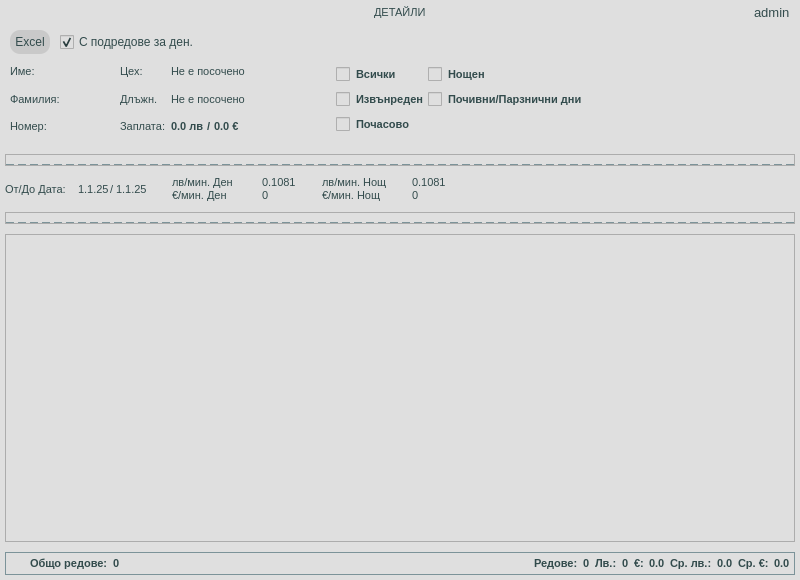
Qt form app/ui/widgets/customPaymentsDetailsWidget.ui (DevilPhp/WorkSalary.v01) before a commit.
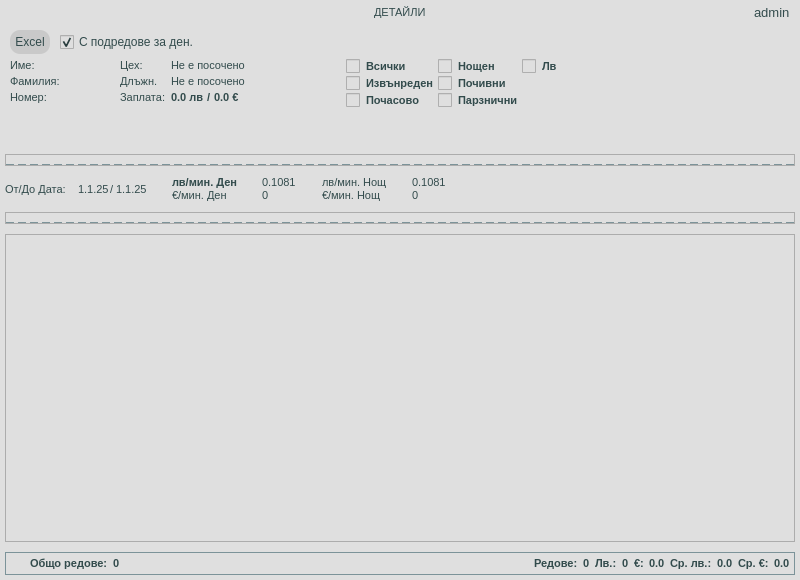
The same form after that commit. Icons and pictures are not drawn.

Patch:
```diff
--- a/app/ui/widgets/customPaymentsDetailsWidget.ui
+++ b/app/ui/widgets/customPaymentsDetailsWidget.ui
@@ -262,7 +262,7 @@
         </property>
         <property name="minimumSize">
          <size>
-          <width>0</width>
+          <width>600</width>
           <height>0</height>
          </size>
         </property>
@@ -350,6 +350,24 @@
             <property name="bottomMargin">
              <number>5</number>
             </property>
+            <item alignment="Qt::AlignLeft|Qt::AlignTop">
+             <widget class="QWidget" name="widget_11" native="true">
+              <layout class="QVBoxLayout" name="verticalLayout_5">
+               <property name="spacing">
+                <number>0</number>
+               </property>
+               <property name="leftMargin">
+                <number>0</number>
+               </property>
+               <property name="topMargin">
+                <number>0</number>
+               </property>
+               <property name="rightMargin">
+                <number>0</number>
+               </property>
+               <property name="bottomMargin">
+                <number>0</number>
+               </property>
             <item>
              <layout class="QGridLayout" name="workerInfoLayout">
               <property name="horizontalSpacing">
@@ -497,7 +515,10 @@
               </item>
              </layout>
             </item>
-            <item>
+              </layout>
+             </widget>
+            </item>
+            <item alignment="Qt::AlignLeft|Qt::AlignTop">
              <widget class="QWidget" name="widget_6" native="true">
               <property name="minimumSize">
                <size>
@@ -510,7 +531,7 @@
                 <number>0</number>
                </property>
                <property name="leftMargin">
-                <number>0</number>
+                <number>10</number>
                </property>
                <property name="topMargin">
                 <number>0</number>
@@ -526,17 +547,10 @@
                  <property name="spacing">
                   <number>3</number>
                  </property>
-                 <item row="1" column="0">
-                  <widget class="QCheckBox" name="selectAllCheckBox">
+                 <item row="2" column="1">
+                  <widget class="QCheckBox" name="weekendHolidaysCheckBox">
                    <property name="text">
-                    <string>Всички</string>
-                   </property>
-                  </widget>
-                 </item>
-                 <item row="3" column="0">
-                  <widget class="QCheckBox" name="hourlyCheckBox">
-                   <property name="text">
-                    <string>Почасово</string>
+                    <string>Почивни</string>
                    </property>
                   </widget>
                  </item>
@@ -547,6 +561,13 @@
                    </property>
                   </widget>
                  </item>
+                 <item row="1" column="2">
+                  <widget class="QCheckBox" name="checkBox_2">
+                   <property name="text">
+                    <string>Лв</string>
+                   </property>
+                  </widget>
+                 </item>
                  <item row="1" column="1">
                   <widget class="QCheckBox" name="nightTimeCheckBox">
                    <property name="text">
@@ -554,10 +575,24 @@
                    </property>
                   </widget>
                  </item>
-                 <item row="2" column="1">
-                  <widget class="QCheckBox" name="weekendHolidaysCheckBox">
+                 <item row="3" column="0">
+                  <widget class="QCheckBox" name="hourlyCheckBox">
                    <property name="text">
-                    <string>Почивни/Парзнични дни</string>
+                    <string>Почасово</string>
+                   </property>
+                  </widget>
+                 </item>
+                 <item row="3" column="1">
+                  <widget class="QCheckBox" name="checkBox">
+                   <property name="text">
+                    <string>Парзнични</string>
+                   </property>
+                  </widget>
+                 </item>
+                 <item row="1" column="0">
+                  <widget class="QCheckBox" name="selectAllCheckBox">
+                   <property name="text">
+                    <string>Всички</string>
                    </property>
                   </widget>
                  </item>
@@ -746,7 +781,7 @@
                 <height>0</height>
                </size>
               </property>
-              <layout class="QHBoxLayout" name="horizontalLayout_10">
+              <layout class="QHBoxLayout" name="horizontalLayout_6">
                <property name="spacing">
                 <number>0</number>
                </property>
@@ -763,8 +798,6 @@
                 <number>0</number>
                </property>
                <item>
-                <layout class="QGridLayout" name="gridLayout">
-                 <item row="0" column="0">
                   <layout class="QGridLayout" name="gridLayout_2">
                    <item row="1" column="3">
                     <widget class="QLabel" name="euroPerMinNightLabel">
@@ -821,6 +854,14 @@
                        <height>0</height>
                       </size>
                      </property>
+                   <property name="font">
+                    <font>
+                     <family>Segoe UI</family>
+                     <pointsize>8</pointsize>
+                     <italic>false</italic>
+                     <bold>true</bold>
+                    </font>
+                   </property>
                      <property name="text">
                       <string>лв/мин. Ден</string>
                      </property>
@@ -849,8 +890,6 @@
                   </layout>
                  </item>
                 </layout>
-               </item>
-              </layout>
              </widget>
             </item>
            </layout>
@@ -921,7 +960,7 @@
         <x>0</x>
         <y>0</y>
         <width>788</width>
-        <height>283</height>
+        <height>285</height>
        </rect>
       </property>
       <layout class="QVBoxLayout" name="verticalLayout_12">
```
Lines whose indentation alone changed are shown as unchanged.
